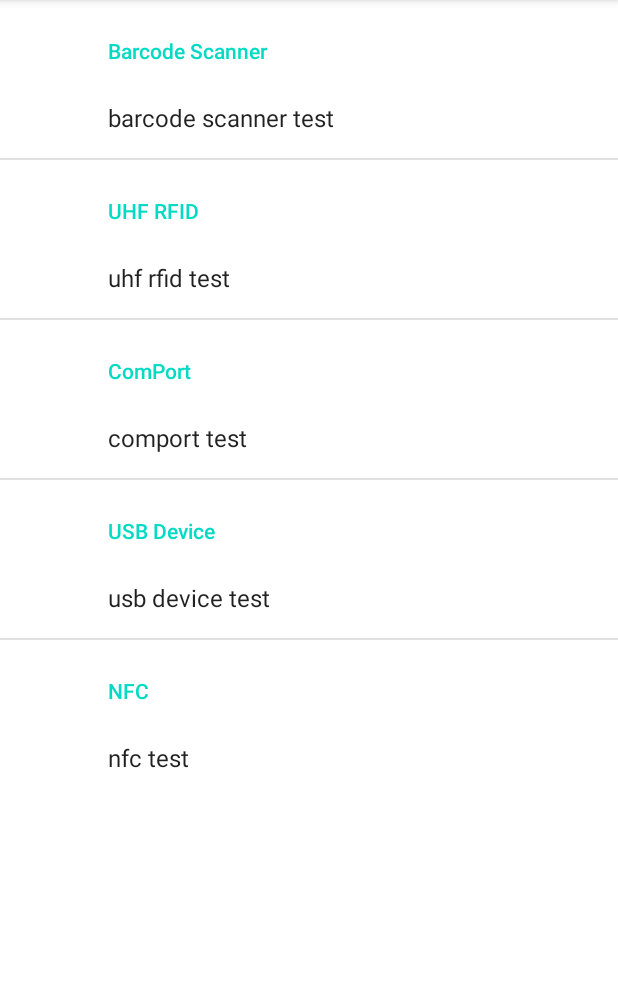
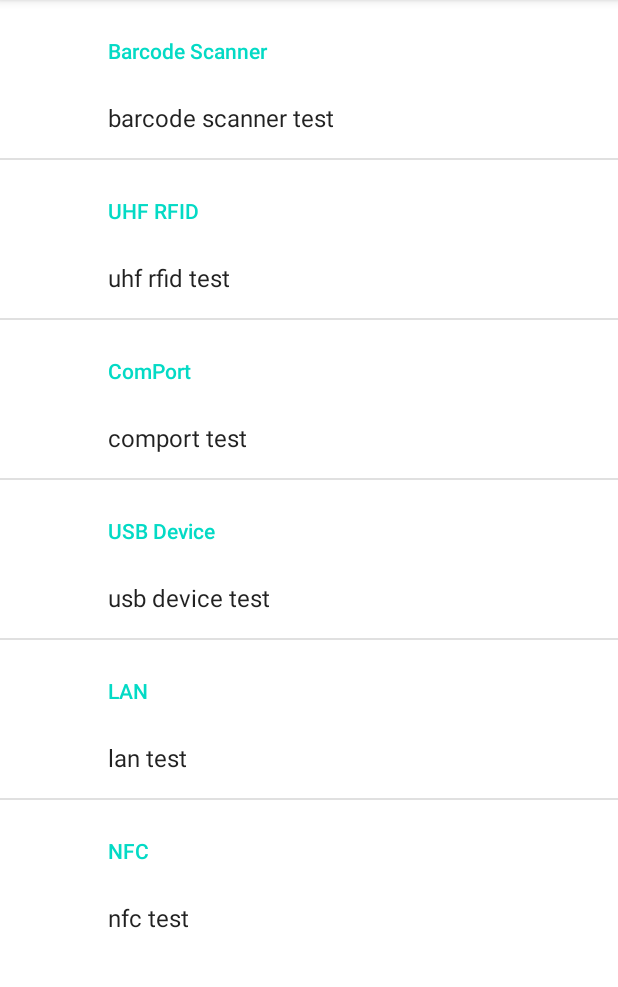
Before and after one commit to AIM-Android/ScannerWedgeSample, an Android app: the screen it shows after launch (MainActivity), on a phone screen of 412 x 824 dp, the part 84-1071 px from its top. Run offline under Robolectric (Android 15) with nearby library versions, the phone set to English and light mode, and no system bars; our stand-ins replace androidx.preference.

Commit message:
modify lan module implements ways.

```diff
--- a/app/build.gradle
+++ b/app/build.gradle
@@ -12,7 +12,7 @@ android {
         //noinspection OldTargetApi
         targetSdk 32
         versionCode 2
-        versionName "2.0.0"
+        versionName "2.0.2"
 
         externalNativeBuild {
             cmake {
--- a/app/src/main/res/values/strings.xml
+++ b/app/src/main/res/values/strings.xml
@@ -15,6 +15,12 @@
     <string name="txt_id_3118_3649">ID 3118:3649</string>
     <string name="txt_baudrate">baudrate : </string>
     <string name="txt_115200">115200</string>
+    <string name="ip_address">IP:<xliff:g id="result">%s</xliff:g></string>
+    <string name="hint_ip_address_such_as_192_168_10_100">IP address, such as 192.168.10.100</string>
+    <string name="hint_subnet_mask_such_as_255_255_255_0">Subnet mask, such as 255.255.255.0</string>
+    <string name="hint_gateway_address_such_as_192_168_10_1">Gateway address, such as 192.168.10.1</string>
+    <string name="hint_dns1_address_such_as_4_4_4_4">DNS1 address, such as 4.4.4.4</string>
+    <string name="hint_dns2_address_such_as_114_114_114_114">DNS2 address, such as 114.114.114.114</string>
 
     <!-- Preference Titles -->
     <string name="barcode_scanner_header">Barcode Scanner</string>
--- a/app/src/main/res/xml/root_preferences.xml
+++ b/app/src/main/res/xml/root_preferences.xml
@@ -53,6 +53,19 @@
         </Preference>
     </PreferenceCategory>
 
+    <PreferenceCategory app:title="@string/lan_header">
+
+        <Preference
+            android:key="lan"
+            android:title="@string/lan_test_title"
+            android:summary="">
+            <intent
+                android:action="com.advantech.scannerwedgedemo.LANActivity.class"
+                android:targetClass="com.advantech.scannerwedgedemo.module.LANActivity"
+                android:targetPackage="com.advantech.scannerwedgedemo" />
+        </Preference>
+    </PreferenceCategory>
+
     <PreferenceCategory app:title="@string/nfc_header">
 
         <Preference
```
Also changed, not shown: app/src/main/AndroidManifest.xml (+16 -0 lines), app/src/main/res/values/styles.xml (+13 -0 lines).
